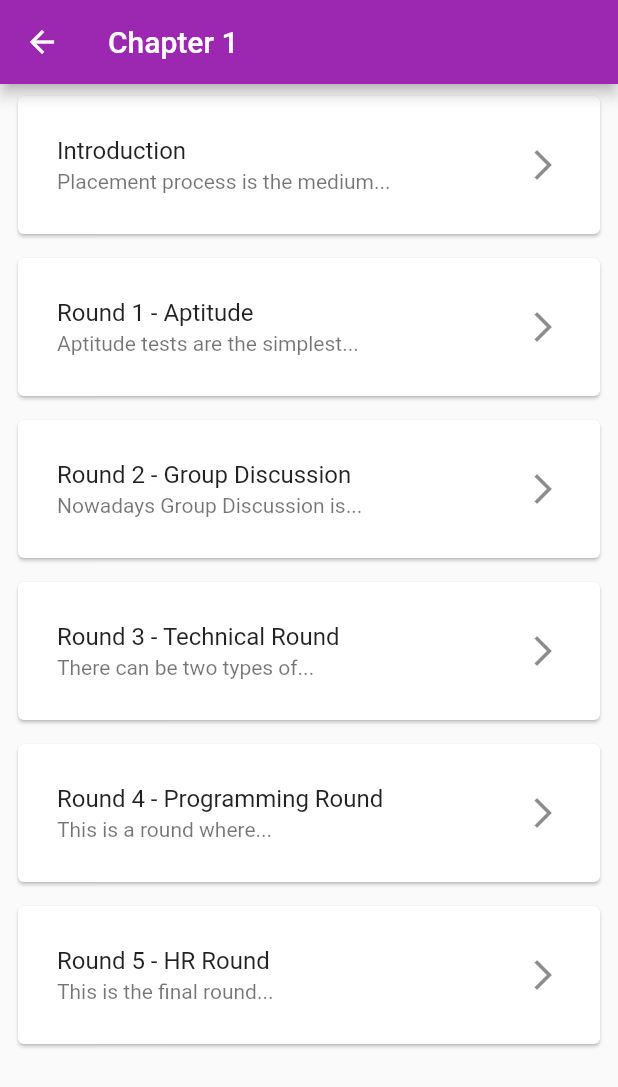
After one commit to codersangam/flutter_soft_skills, a Flutter app: the screen it shows after launch, after a tap on "Chapter 1", on a phone screen of 412 x 824 dp. The commit adds this screen. Shown: the top 1087 px of the screen. Run offline on Flutter 3.47's test engine with Material 2 defaults, Android fonts, the light colour scheme and no system bars; our stand-ins replace nb_utils, package_info, velocity_x.

Commit message:
day1 completed

```diff
--- /dev/null
+++ b/lib/models/chapter1.dart
@@ -0,0 +1,28 @@
+// ignore_for_file: file_names
+
+class Chapter1 {
+  final String? title, subtitle;
+
+  Chapter1({
+    this.title,
+    this.subtitle,
+  });
+}
+
+List<Chapter1> chapter1 = [
+  Chapter1(
+      title: 'Introduction', subtitle: 'Placement process is the medium...'),
+  Chapter1(
+      title: 'Round 1 - Aptitude',
+      subtitle: 'Aptitude tests are the simplest...'),
+  Chapter1(
+      title: 'Round 2 - Group Discussion',
+      subtitle: 'Nowadays Group Discussion is...'),
+  Chapter1(
+      title: 'Round 3 - Technical Round',
+      subtitle: 'There can be two types of...'),
+  Chapter1(
+      title: 'Round 4 - Programming Round',
+      subtitle: 'This is a round where...'),
+  Chapter1(title: 'Round 5 - HR Round', subtitle: 'This is the final round...'),
+];
--- /dev/null
+++ b/lib/models/chapter2.dart
@@ -0,0 +1,21 @@
+// ignore_for_file: file_names
+
+class Chapter2 {
+  final String? title, subtitle;
+
+  Chapter2({
+    this.title,
+    this.subtitle,
+  });
+}
+
+List<Chapter2> chapter2 = [
+  Chapter2(title: 'Introduction', subtitle: 'Nowadays Group Discussion is...'),
+  Chapter2(
+      title: 'Key Points for GD', subtitle: 'Ability to work in a team...'),
+  Chapter2(
+      title: 'Simple Rules to Crack GD', subtitle: 'Train yourself to be a...'),
+  Chapter2(title: 'Phrases used in GD', subtitle: 'I think...'),
+  Chapter2(title: 'Advantages in GD', subtitle: 'It helps to shed away...'),
+  Chapter2(title: 'Done and Avoid in GD', subtitle: 'Be as natural as...'),
+];
--- /dev/null
+++ b/lib/screens/chapter.dart
@@ -0,0 +1,70 @@
+import 'package:flutter/material.dart';
+import 'package:soft_skills/constants.dart';
+import 'package:soft_skills/models/chapter1.dart';
+import 'package:velocity_x/velocity_x.dart';
+
+class ChapterScreen extends StatelessWidget {
+  const ChapterScreen({Key? key, this.chapter}) : super(key: key);
+
+  // ignore: prefer_typing_uninitialized_variables
+  final chapter;
+
+  @override
+  Widget build(BuildContext context) {
+    return Scaffold(
+      appBar: AppBar(
+        // title: Text(chapter.title!),
+        title: '${chapter.title}'.text.make(),
+      ),
+      body: Column(
+        children: [
+          ChapterName(
+            chapterName: chapter1,
+          ),
+        ],
+      ),
+    );
+  }
+}
+
+class ChapterName extends StatelessWidget {
+  const ChapterName({
+    Key? key,
+    required this.chapterName,
+  }) : super(key: key);
+
+  // ignore: prefer_typing_uninitialized_variables
+  final chapterName;
+
+  @override
+  Widget build(BuildContext context) {
+    return ListView.builder(
+      shrinkWrap: true,
+      itemCount: chapterName.length,
+      itemBuilder: (context, index) {
+        var chapter = chapterName[index];
+        return Padding(
+          padding: const EdgeInsets.symmetric(horizontal: 8.0, vertical: 4.0),
+          child: Card(
+            child: Column(
+              children: [
+                Container(
+                  padding: const EdgeInsets.all(defaultPadding / 2),
+                  decoration: BoxDecoration(
+                    color: Vx.white,
+                    borderRadius: BorderRadius.circular(50),
+                  ),
+                  child: ListTile(
+                    title: '${chapter.title}'.text.make(),
+                    subtitle: '${chapter.subtitle}'.text.make(),
+                    trailing: const Icon(Icons.arrow_forward_ios),
+                  ),
+                ),
+              ],
+            ),
+          ),
+        );
+      },
+    );
+  }
+}
--- a/lib/screens/home.dart
+++ b/lib/screens/home.dart
@@ -4,6 +4,7 @@ import 'package:flutter/material.dart';
 import 'package:soft_skills/components/my_card.dart';
 import 'package:soft_skills/components/my_drawer.dart';
 import 'package:soft_skills/models/Chapter.dart';
+import 'package:soft_skills/screens/chapter.dart';
 import 'package:velocity_x/velocity_x.dart';
 
 class HomeScreen extends StatelessWidget {
@@ -17,11 +18,25 @@ class HomeScreen extends StatelessWidget {
       ),
       drawer: const MyDrawer(),
       body: ListView.builder(
-        itemCount: chapters.length,
-        itemBuilder: (context, index) => MyCard(
-          chapter: chapters[index],
-        ),
-      ),
+          itemCount: chapters.length,
+          itemBuilder: (context, index) {
+            var chapter = chapters[index];
+            return InkWell(
+              child: MyCard(
+                chapter: chapters[index],
+              ),
+              onTap: () {
+                Navigator.push(
+                  context,
+                  MaterialPageRoute(
+                    builder: (context) => ChapterScreen(
+                      chapter: chapter,
+                    ),
+                  ),
+                );
+              },
+            );
+          }),
     );
   }
 }
```
